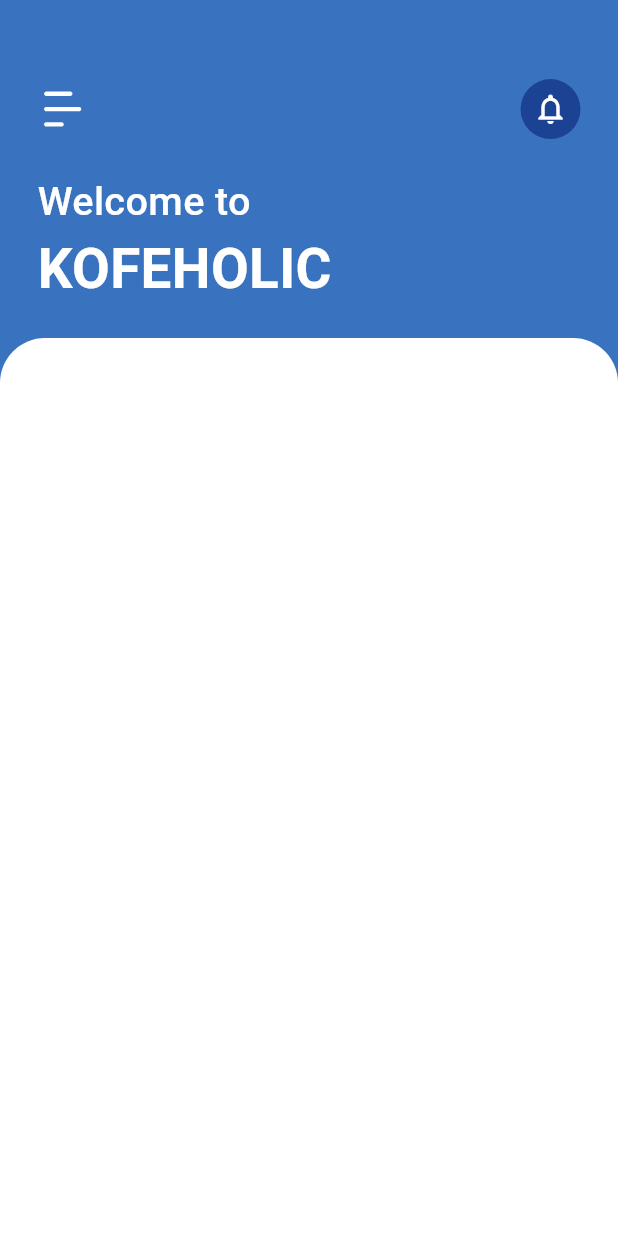
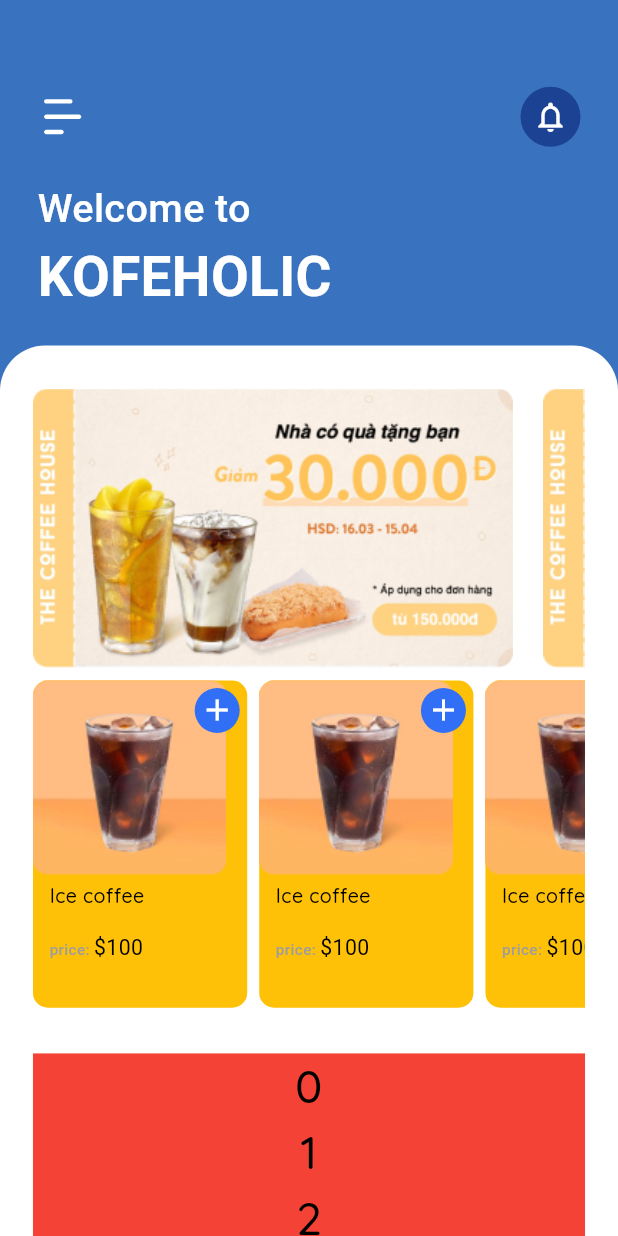
Before and after one commit to M7mdAbolila/shuwaikh, a Flutter app: the screen it shows after launch, on a phone screen of 412 x 824 dp. Run offline on Flutter 3.47's test engine with Material 3 defaults, Android fonts, the phone set to English and light mode, and no system bars; our stand-ins replace flutter_screenutil, flutter_svg, pin_code_fields.

Commit message:
part of ui

```diff
--- a/lib/core/helpers/assets_path.dart
+++ b/lib/core/helpers/assets_path.dart
@@ -4,5 +4,6 @@
   static const String userAvatar = 'assets/icons/user-avatar.svg';
   static const String password = 'assets/icons/password.svg';
   static const String menuIcon = 'assets/icons/menu_icon.svg';
-
+  static const String banner = 'assets/images/Banner.png';
+  static const String broduct = 'assets/images/broduct.png';
 }
--- a/lib/core/widgets/app_background.dart
+++ b/lib/core/widgets/app_background.dart
@@ -1,5 +1,4 @@
 import 'package:flutter/material.dart';
-
 import '../helpers/spacing.dart';
 import '../theming/colors.dart';
 import '../theming/styles.dart';
@@ -25,13 +24,11 @@
     return Container(
         width: double.infinity,
         color: ColorsManager.mainBlue,
-      child: CustomScrollView(
-        slivers: [
-          SliverFillRemaining(
-            hasScrollBody: false,
+        child: SingleChildScrollView(
+          physics: const BouncingScrollPhysics(),
           child: Column(
             children: [
-                verticalSpace(50),
+              verticalSpace(55),
               Padding(
                 padding: const EdgeInsets.symmetric(horizontal: 25),
                 child: Column(
@@ -94,24 +91,20 @@
                   ],
                 ),
               ),
-                Expanded(
-                  child: Container(
+              Column(
+                children: [
+                  Container(
                     width: double.infinity,
-                    decoration: const BoxDecoration(
+                    decoration: BoxDecoration(
                       color: Colors.white,
-                      borderRadius: BorderRadius.only(
-                        topLeft: Radius.circular(30),
-                        topRight: Radius.circular(30),
-                      ),
+                      borderRadius: BorderRadius.circular(30),
                     ),
                     child: body,
                   ),
+                ],
               ),
             ],
           ),
-          ),
-        ],
-      ),
-    );
+        ));
   }
 }
--- a/lib/features/home/ui/widgets/home_body.dart
+++ b/lib/features/home/ui/widgets/home_body.dart
@@ -2,7 +2,11 @@
 import 'package:flutter_screenutil/flutter_screenutil.dart';
 import 'package:flutter_svg/flutter_svg.dart';
 import 'package:shuwaikh/core/helpers/assets_path.dart';
+import 'package:shuwaikh/core/theming/colors.dart';
+import 'package:shuwaikh/core/theming/styles.dart';
 import 'package:shuwaikh/core/widgets/app_background.dart';
+
+import '../../../../core/helpers/spacing.dart';
 
 class HomeScreenBody extends StatelessWidget {
   const HomeScreenBody({super.key});
@@ -14,8 +18,122 @@
       isSubWidget: true,
       body: Padding(
         padding: EdgeInsets.symmetric(horizontal: 20.w),
-        child: const Column(
-          children: [],
+        child: Column(
+          children: [
+            verticalSpace(20),
+            SizedBox(
+              height: 200.h,
+              child: ListView.builder(
+                scrollDirection: Axis.horizontal,
+                itemCount: 4,
+                itemBuilder: (BuildContext context, int index) {
+                  return Padding(
+                    padding: const EdgeInsets.only(right: 20),
+                    child: ClipRRect(
+                      borderRadius: BorderRadius.circular(10),
+                      child: Image.asset(
+                        Assets.banner,
+                        width: 320,
+                      ),
+                    ),
+                  );
+                },
+              ),
+            ),
+            SizedBox(
+              height: 215.h,
+              child: ListView.builder(
+                scrollDirection: Axis.horizontal,
+                itemCount: 10,
+                itemBuilder: (BuildContext context, int index) {
+                  return Padding(
+                    padding: const EdgeInsets.only(right: 8.0),
+                    child: Container(
+                      height: 210.h,
+                      width: 130.w,
+                      decoration: BoxDecoration(
+                        borderRadius: BorderRadius.circular(10),
+                        color: Colors.amber,
+                      ),
+                      child: Column(
+                        crossAxisAlignment: CrossAxisAlignment.start,
+                        children: [
+                          Stack(
+                            children: [
+                              Image.asset(
+                                Assets.broduct,
+                                height: 130,
+                                fit: BoxFit.fill,
+                              ),
+                              const Align(
+                                alignment: Alignment.topRight,
+                                child: Padding(
+                                  padding: EdgeInsets.all(5),
+                                  child: CircleAvatar(
+                                    radius: 15,
+                                    backgroundColor: ColorsManager.blue,
+                                    child: Icon(
+                                      Icons.add,
+                                      color: Colors.white,
+                                    ),
+                                  ),
+                                ),
+                              ),
+                            ],
+                          ),
+                          Padding(
+                            padding: EdgeInsets.symmetric(
+                                horizontal: 10.w, vertical: 4.h),
+                            child: Column(
+                              crossAxisAlignment: CrossAxisAlignment.start,
+                              children: [
+                                Text(
+                                  'Ice coffee',
+                                  style: TextStyles.font13Black500Weight,
+                                ),
+                                verticalSpace(15),
+                                Text.rich(
+                                  TextSpan(
+                                    children: [
+                                      TextSpan(
+                                        text: 'price: ',
+                                        style: TextStyles.font10Gray500Weight,
+                                      ),
+                                      TextSpan(
+                                        text: '\$100',
+                                        style: TextStyles.font14Black400Weight,
+                                      ),
+                                    ],
+                                  ),
+                                  //! product item
+                                ),
+                              ],
+                            ),
+                          ),
+                        ],
+                      ),
+                    ),
+                  );
+                },
+              ),
+            ),
+            verticalSpace(30),
+            Container(
+              color: Colors.red,
+              child: ListView.builder(
+                shrinkWrap: true,
+                physics: const NeverScrollableScrollPhysics(),
+                itemCount: 20,
+                itemBuilder: (BuildContext context, int index) {
+                  return Text(
+                    '$index',
+                    style: TextStyles.font30Black400Weight,
+                    textAlign: TextAlign.center,
+                  );
+                },
+              ),
+            ),
+          ],
         ),
       ),
     );
```
Also changed, not shown: assets/images/Banner.png, assets/images/broduct.png (added). Lines whose indentation alone changed are shown as unchanged.
